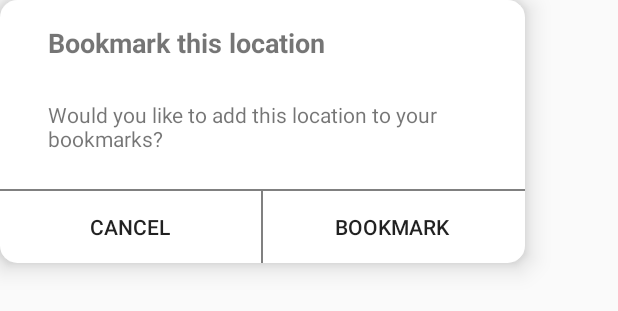
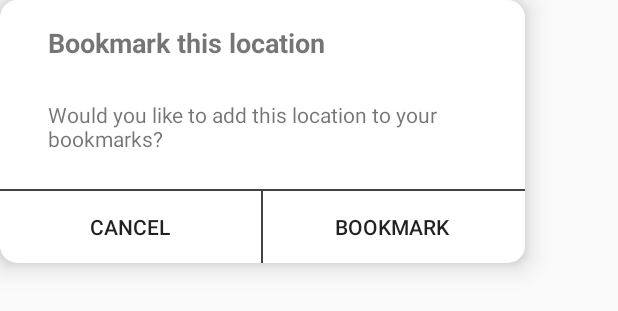
Before and after one commit to Doshy36/Team-19, an Android app: the layout popup_window_bookmark.xml on its own in the app's theme, with its tools: preview values and no code run, on a phone screen of 412 x 824 dp. Shown: the top 311 px of the screen. Run offline under Robolectric (Android 15) with nearby library versions, the phone set to English and light mode, and no system bars; network calls fail.

Commit message:
fixed popup view bug

```diff
--- a/Frontend/app/build.gradle
+++ b/Frontend/app/build.gradle
@@ -6,7 +6,7 @@ android {
         vectorDrawables.useSupportLibrary = true
         applicationId "com.example.discovernorthumberland"
         minSdkVersion 24
-        targetSdkVersion 28
+        targetSdkVersion 29
         versionCode 1
         versionName "1.0"
         testInstrumentationRunner "androidx.test.runner.AndroidJUnitRunner"
--- a/Frontend/app/src/main/java/com/example/discovernorthumberland/SearchActivity.java
+++ b/Frontend/app/src/main/java/com/example/discovernorthumberland/SearchActivity.java
@@ -87,7 +87,7 @@ public class SearchActivity extends AppCompatActivity {
                                 }
                                 String[] categoriesArray = categoriesArrayList.toArray(new String[0]);
                                 //Take users location to send to Place Constructor
-                                locationManager = (LocationManager) Objects.requireNonNull(SearchActivity.this).getSystemService(Context.LOCATION_SERVICE);
+                                locationManager = (LocationManager) SearchActivity.this.getSystemService(Context.LOCATION_SERVICE);
                                 @SuppressLint("MissingPermission") Location location = locationManager.getLastKnownLocation(LocationManager.GPS_PROVIDER);
                                 LatLng userLatLng = new LatLng(location.getLatitude(), location.getLongitude());
                                 Place place = new Place(jsonObject.getString("placeId"), jsonObject.getString("name"), jsonObject.getString("description"), jsonObject.getString("locationData"), imageUrlArray, categoriesArray, userLatLng);
--- a/Frontend/app/src/main/res/layout/popup_window_bookmark.xml
+++ b/Frontend/app/src/main/res/layout/popup_window_bookmark.xml
@@ -2,7 +2,6 @@
 <androidx.constraintlayout.widget.ConstraintLayout
     xmlns:android="http://schemas.android.com/apk/res/android"
     xmlns:app="http://schemas.android.com/apk/res-auto"
-    xmlns:tools="http://schemas.android.com/tools"
     android:elevation="10dp"
     android:layout_width="350dp"
     android:layout_height="175dp"
@@ -34,8 +33,10 @@
     <View
         android:layout_width="match_parent"
         android:layout_height="1dp"
-        android:background="@android:color/tab_indicator_text"
+        android:background="@color/cardview_dark_background"
         app:layout_constraintBottom_toTopOf="@+id/popupRatingButtonsLinearLayout"
+        app:layout_constraintEnd_toEndOf="parent"
+        app:layout_constraintStart_toStartOf="parent"
         app:layout_constraintTop_toBottomOf="@+id/questionTextView"
         app:layout_constraintVertical_bias="1.0" />
 
@@ -56,9 +57,9 @@
             android:text="Cancel" />
 
         <View
+            android:layout_width="1dp"
             android:layout_height="match_parent"
-            android:layout_width="1dp"
-            android:background="@android:color/tab_indicator_text"/>
+            android:background="@color/cardview_dark_background" />
 
         <Button
             android:id="@+id/bookmarkSubmitButton"
--- a/Frontend/app/src/main/res/layout/popup_window_bookmark_delete.xml
+++ b/Frontend/app/src/main/res/layout/popup_window_bookmark_delete.xml
@@ -34,7 +34,7 @@
     <View
         android:layout_width="match_parent"
         android:layout_height="1dp"
-        android:background="@android:color/tab_indicator_text"
+        android:background="@color/cardview_dark_background"
         app:layout_constraintBottom_toTopOf="@+id/popupRatingButtonsLinearLayout"
         app:layout_constraintTop_toBottomOf="@+id/questionTextView"
         app:layout_constraintVertical_bias="1.0" />
@@ -56,9 +56,9 @@
             android:text="Cancel" />
 
         <View
+            android:layout_width="1dp"
             android:layout_height="match_parent"
-            android:layout_width="1dp"
-            android:background="@android:color/tab_indicator_text"/>
+            android:background="@color/cardview_dark_background" />
 
         <Button
             android:id="@+id/deleteBookmarkButton"
--- a/Frontend/app/src/main/res/layout/popup_window_rating.xml
+++ b/Frontend/app/src/main/res/layout/popup_window_rating.xml
@@ -82,7 +82,7 @@
     <View
         android:layout_width="match_parent"
         android:layout_height="1dp"
-        android:background="@android:color/tab_indicator_text"
+        android:background="@color/cardview_dark_background"
         app:layout_constraintBottom_toTopOf="@+id/popupRatingButtonsLinearLayout"
         app:layout_constraintTop_toBottomOf="@+id/questionTextView"
         app:layout_constraintVertical_bias="1.0" />
@@ -104,9 +104,9 @@
             android:text="Cancel" />
 
         <View
+            android:layout_width="1dp"
             android:layout_height="match_parent"
-            android:layout_width="1dp"
-            android:background="@android:color/tab_indicator_text"/>
+            android:background="@color/cardview_dark_background" />
 
         <Button
             android:id="@+id/submitButton"
```
Also changed, not shown: Frontend/app/src/main/java/com/example/discovernorthumberland/LocationInformation.java (+2 -5 lines).
